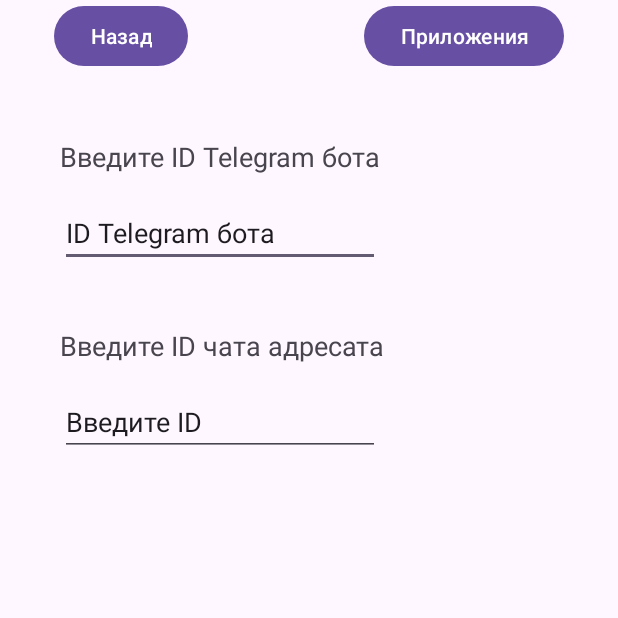
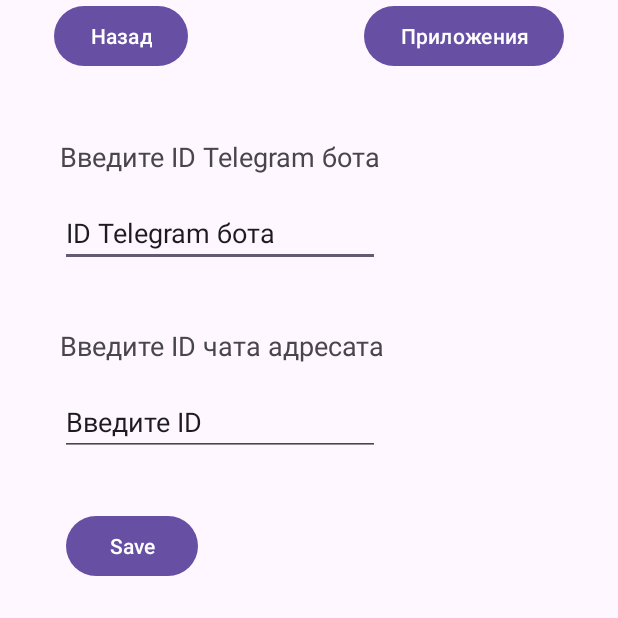
Before and after one commit to wizand0/SenderNT, an Android app: the SettingsGlobalActivity screen opened directly, with no data from a screen before it, on a phone screen of 412 x 824 dp, the top half of it. Run offline under Robolectric (Android 15) with nearby library versions, the phone set to English and light mode, and no system bars.

Commit message:
v1.0:implementing settings

```diff
--- a/app/src/main/java/ru/wizand/sendernt/presentation/SettingsGlobalActivity.kt
+++ b/app/src/main/java/ru/wizand/sendernt/presentation/SettingsGlobalActivity.kt
@@ -1,15 +1,29 @@
 package ru.wizand.sendernt.presentation
 
+import android.content.Context
 import android.content.Intent
 import android.os.Bundle
 import android.widget.Button
+import android.widget.EditText
+import android.widget.Toast
 import androidx.activity.enableEdgeToEdge
 import androidx.appcompat.app.AppCompatActivity
 import androidx.core.view.ViewCompat
 import androidx.core.view.WindowInsetsCompat
 import ru.wizand.sendernt.R
+import ru.wizand.sendernt.data.service.NotificationLoggerService
 
 class SettingsGlobalActivity : AppCompatActivity() {
+
+    // Ключи для SharedPreferences
+    companion object {
+        const val PREFS_NAME = "MyPrefs"
+        const val KEY_BOT_ID = "BOT_ID"
+        const val KEY_CHAT_ID = "CHAT_ID"
+    }
+
+
+
     override fun onCreate(savedInstanceState: Bundle?) {
         super.onCreate(savedInstanceState)
         enableEdgeToEdge()
@@ -33,6 +47,30 @@ class SettingsGlobalActivity : AppCompatActivity() {
             startActivity(intent)
         }
 
+        val editTextBotID = findViewById<EditText>(R.id.editTextBotID)
+        val editTextChatID = findViewById<EditText>(R.id.editTextChatID)
+        val buttonSave = findViewById<Button>(R.id.buttonSave)
+
+        buttonSave.setOnClickListener {
+            // Получаем текст из EditText и обрезаем пробелы
+            var botId = editTextBotID.text?.toString()?.trim()
+            var chatId = editTextChatID.text?.toString()?.trim()
+
+            // Проверяем, что поля не пустые или null
+            if (botId.isNullOrEmpty() || chatId.isNullOrEmpty()) {
+                Toast.makeText(this, "Пожалуйста, заполните оба поля", Toast.LENGTH_SHORT).show()
+            } else {
+                // Сохраняем данные в SharedPreferences
+                val sharedPref = getSharedPreferences(PREFS_NAME, Context.MODE_PRIVATE)
+                with(sharedPref.edit()) {
+                    putString(KEY_BOT_ID, botId)
+                    putString(KEY_CHAT_ID, chatId)
+                    apply() // или commit(), если нужно синхронно сохранить записи
+                }
+                Toast.makeText(this, "Данные сохранены", Toast.LENGTH_SHORT).show()
+            }
+        }
+
 
     }
 }
--- a/app/src/main/res/layout/activity_settings_global.xml
+++ b/app/src/main/res/layout/activity_settings_global.xml
@@ -70,5 +70,15 @@
         app:layout_constraintStart_toStartOf="@+id/textViewChatID"
         app:layout_constraintTop_toBottomOf="@+id/textViewChatID" />
 
+    <Button
+        android:id="@+id/buttonSave"
+        android:layout_width="wrap_content"
+        android:layout_height="wrap_content"
+        android:layout_marginStart="4dp"
+        android:layout_marginTop="36dp"
+        android:text="Save"
+        app:layout_constraintStart_toStartOf="@+id/editTextChatID"
+        app:layout_constraintTop_toBottomOf="@+id/editTextChatID" />
+
 
 </androidx.constraintlayout.widget.ConstraintLayout>
```
Also changed, not shown: app/src/main/java/ru/wizand/sendernt/data/service/NotificationLoggerService.kt (+18 -2 lines), app/src/main/java/ru/wizand/sendernt/presentation/MainActivity.kt (+15 -0 lines).
